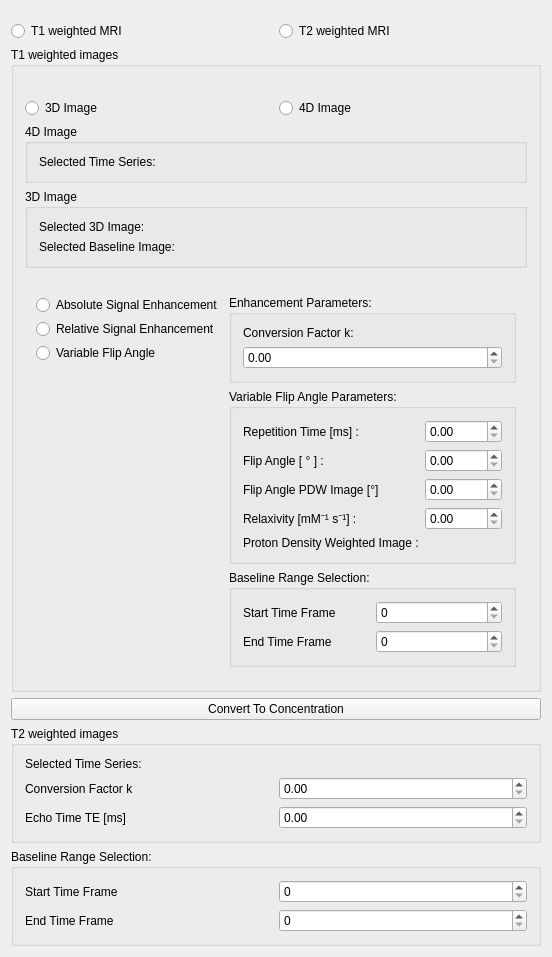
Before: the Qt Designer form Plugins/org.mitk.gui.qt.pharmacokinetics.concentration.mri/src/internal/ConcentrationCurveConverterViewControls.ui in MITK/MITK, drawn with Qt 5.
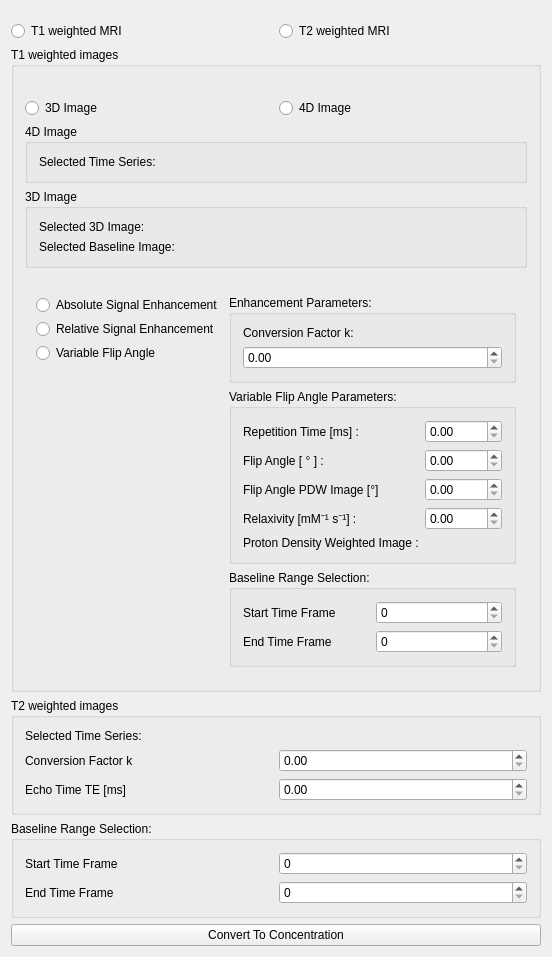
After: the same form once the commit is applied. Custom widgets are drawn as their Qt base class.

Commit message: Fix T30341 - Same location for buttons for T1 and T2 conversion

```diff
--- a/Plugins/org.mitk.gui.qt.pharmacokinetics.concentration.mri/src/internal/ConcentrationCurveConverterViewControls.ui
+++ b/Plugins/org.mitk.gui.qt.pharmacokinetics.concentration.mri/src/internal/ConcentrationCurveConverterViewControls.ui
@@ -300,13 +300,6 @@
      </layout>
     </widget>
    </item>
-   <item>
-    <widget class="QPushButton" name="btnConvertToConcentration">
-     <property name="text">
-      <string>Convert To Concentration</string>
-     </property>
-    </widget>
-   </item>
    <item>
     <widget class="QGroupBox" name="groupBox_T2">
      <property name="sizePolicy">
@@ -387,6 +380,13 @@
      </layout>
     </widget>
    </item>
+   <item>
+    <widget class="QPushButton" name="btnConvertToConcentration">
+     <property name="text">
+      <string>Convert To Concentration</string>
+     </property>
+    </widget>
+   </item>
    <item>
     <spacer name="verticalSpacer">
      <property name="orientation">
```
